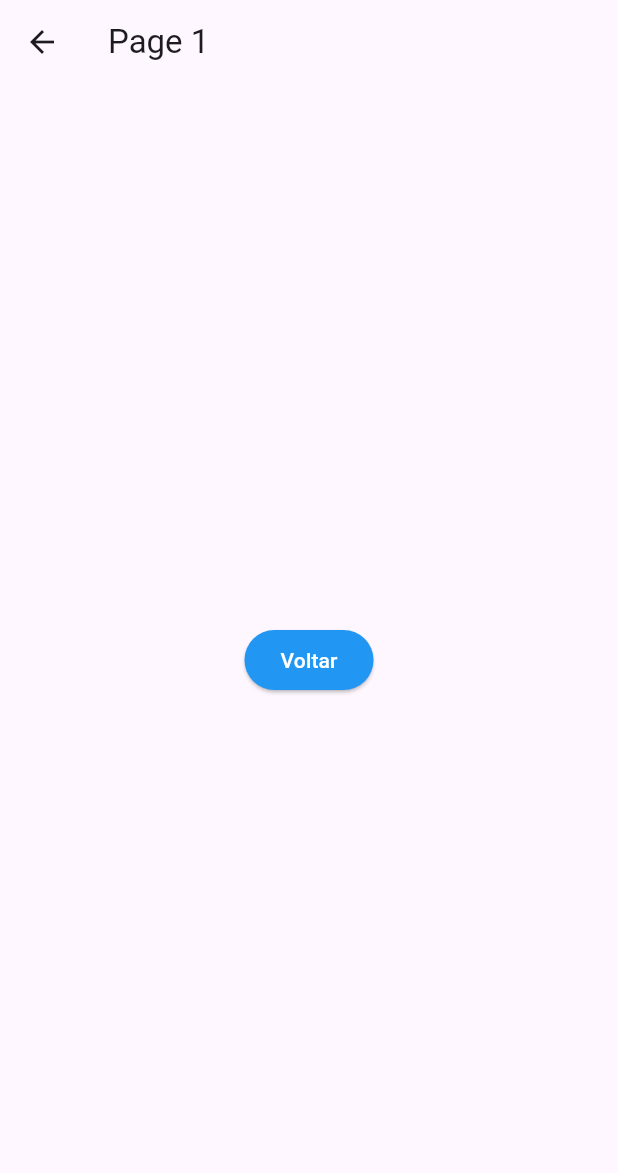
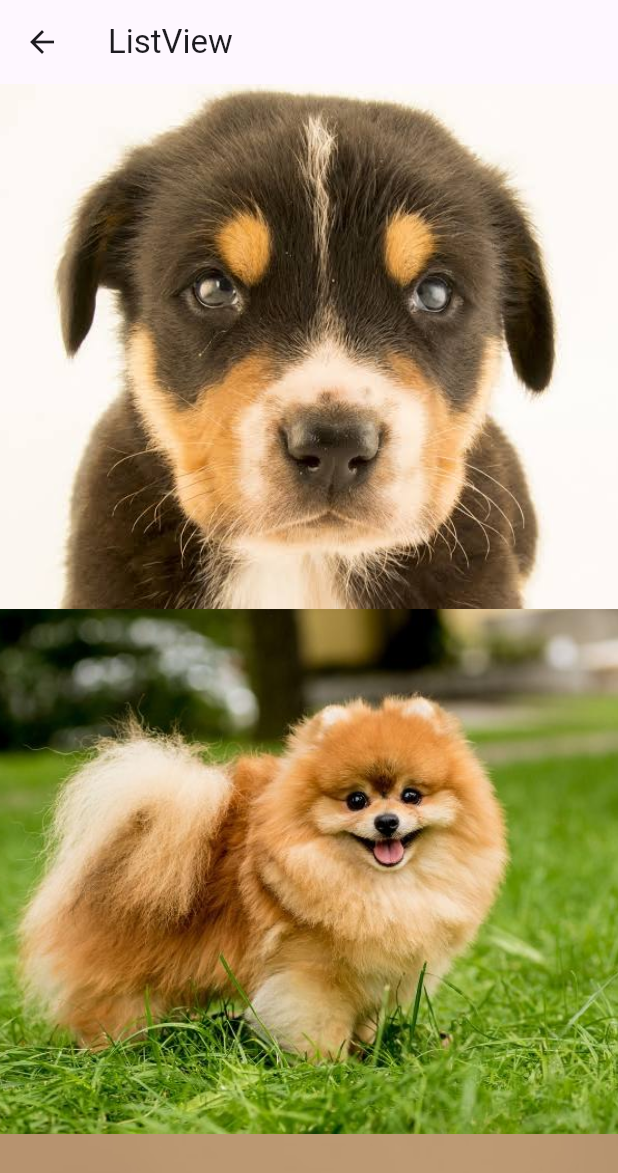
Before and after one commit to Miel230/curso-flutter, a Flutter app: the screen it shows after launch, after a tap on "ListView", on a phone screen of 412 x 824 dp. Shown: the top 1173 px of the screen. Run offline on Flutter 3.47's test engine with Material 3 defaults, Android fonts, the phone set to English and light mode, and no system bars.

Commit message:
Adicionando o ListView

```diff
--- a/lib/home_page.dart
+++ b/lib/home_page.dart
@@ -1,3 +1,4 @@
+import 'package:development/pages/hello_listview.dart';
 import 'package:development/pages/hello_page1.dart';
 import 'package:development/pages/hello_page2.dart';
 import 'package:development/pages/hello_page3.dart';
@@ -47,7 +48,7 @@ class HomePage extends StatelessWidget {
           mainAxisAlignment: MainAxisAlignment.spaceEvenly,
           children: <Widget>[
             _button(context, "ListView",
-                () => _onClickNavigator(context, HelloPage1())),
+                () => _onClickNavigator(context, HelloListview())),
             _button(context, "Page 2",
                 () => _onClickNavigator(context, HelloPage2())),
             _button(context, "Page 3",
@@ -66,10 +67,12 @@ class HomePage extends StatelessWidget {
     );
   }
 
-  void _onClickNavigator(BuildContext context, Widget page) {
-    Navigator.push(context, MaterialPageRoute(builder: (BuildContext context) {
+  void _onClickNavigator(BuildContext context, Widget page) async {
+   String s = await Navigator.push(context, MaterialPageRoute(builder: (BuildContext context) {
       return page;
     }));
+
+   print(">> $s");
   }
 
   _onClickSnack() {}
--- /dev/null
+++ b/lib/pages/hello_listview.dart
@@ -0,0 +1,34 @@
+import 'package:flutter/material.dart';
+
+class HelloListview extends StatelessWidget {
+  const HelloListview({super.key});
+
+  @override
+  Widget build(BuildContext context) {
+    return Scaffold(
+      appBar: AppBar(
+        title: Text("ListView"),
+      ),
+      body: _body(),
+    );
+  }
+
+  _body() {
+    return ListView(
+      itemExtent: 350,
+      children: <Widget>[
+        _img("assets/images/dog1.png"),
+        _img("assets/images/dog2.png"),
+        _img("assets/images/dog3.png"),
+        _img("assets/images/dog4.png"),
+        _img("assets/images/dog5.png")
+      ],
+    );
+  }
+  _img(String img) {
+    return Image.asset(
+      img,
+      fit: BoxFit.cover,
+    );
+  }
+}
--- a/lib/pages/hello_page1.dart
+++ b/lib/pages/hello_page1.dart
@@ -7,25 +7,6 @@ class HelloPage1 extends StatelessWidget {
       appBar: AppBar(
         title: Text("Page 1"),
       ),
-      body: _body(context),
     );
   }
 }
-
-_body(context) {
-  return Center(
-    child: ElevatedButton(
-        style: ButtonStyle(
-          backgroundColor: MaterialStateProperty.all(Colors.blue),
-        ),
-        child: Text(
-          "Voltar",
-          style: TextStyle(color: Colors.white),
-        ),
-        onPressed: () => _onClickVoltar(context)),
-  );
-}
-
-_onClickVoltar(context) {
-  Navigator.pop(context);
-}
--- a/lib/pages/hello_page2.dart
+++ b/lib/pages/hello_page2.dart
@@ -26,6 +26,6 @@ class HelloPage2 extends StatelessWidget {
   }
 
   _onClickVoltar(context) {
-    Navigator.pop(context);
+    Navigator.pop(context, "Tela 2");
   }
 }
--- a/lib/pages/hello_page3.dart
+++ b/lib/pages/hello_page3.dart
@@ -7,6 +7,25 @@ class HelloPage3 extends StatelessWidget {
       appBar: AppBar(
         title: Text("Page 3"),
       ),
+      body: _body(context),
     );
   }
+
+  _body(context) {
+    return Center(
+      child: ElevatedButton(
+          style: ButtonStyle(
+            backgroundColor: MaterialStateProperty.all(Colors.blue),
+          ),
+          child: Text(
+            "Voltar",
+            style: TextStyle(color: Colors.white),
+          ),
+          onPressed: () => _onClickVoltar(context)),
+    );
+  }
+
+  _onClickVoltar(context) {
+    Navigator.pop(context, "Tela 3");
+  }
 }
```
